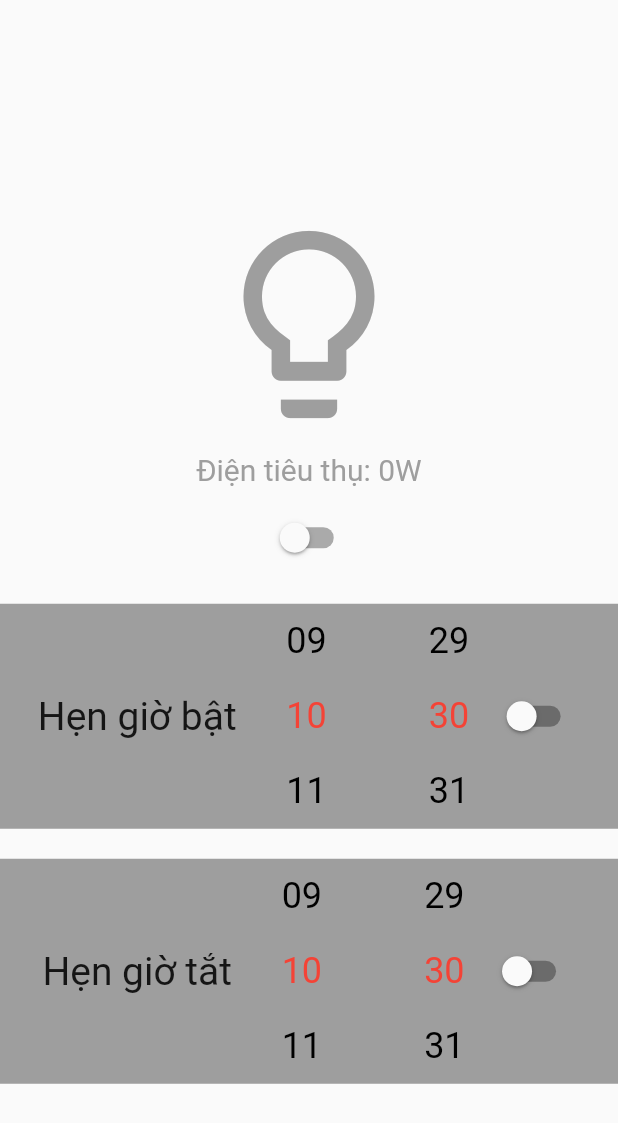
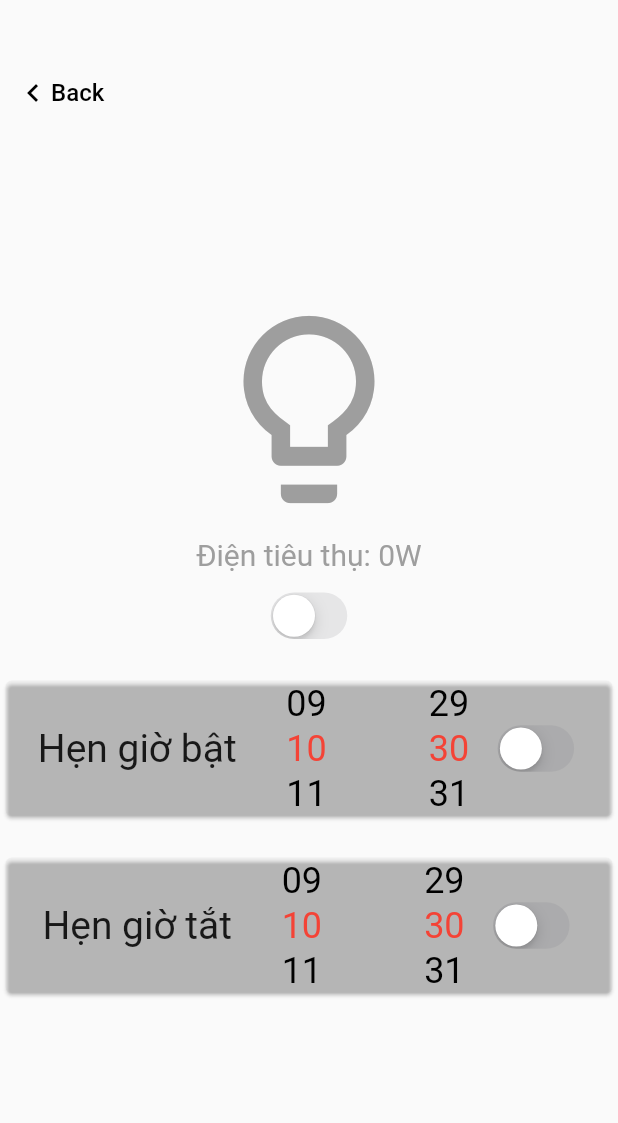
Before and after one commit to khanhlh21197/First-Flutter-Project, a Flutter app: the LightController screen opened directly with empty values, on a phone screen of 412 x 824 dp. Shown: the top 1123 px of the screen. Run offline on Flutter 3.47's test engine with Material 2 defaults, Android fonts, the phone set to English and light mode, and no system bars; drawn by our look-alikes of flutter_time_picker_spinner; our stand-ins replace floor, google_fonts, shared_preferences; missing offline and left inert: mqtt_client; accounts and stored records are empty.

Commit message:
edit light controller, add some mqtt function

```diff
--- a/lib/device/light_controller_page.dart
+++ b/lib/device/light_controller_page.dart
@@ -1,40 +1,67 @@
+import 'dart:convert';
+
 import 'package:flutter/cupertino.dart';
 import 'package:flutter/material.dart';
 import 'package:flutter_time_picker_spinner/flutter_time_picker_spinner.dart';
 import 'package:my_first_flutter_project/model/device.dart';
-
-import 'file:///E:/KhanhLH/AndroidStudioProjects/my_first_flutter_project/lib/helper/constants.dart'
-    as Constants;
+import 'package:my_first_flutter_project/model/lenh.dart';
 
 import '../helper/mqttClientWrapper.dart';
 
 class LightController extends StatefulWidget {
   final Device device;
+  final String iduser;
 
-  LightController(this.device);
+  LightController(this.device, this.iduser);
 
   @override
   State<StatefulWidget> createState() {
-    return _LightController(device);
+    return _LightController(device, iduser);
   }
 }
 
 class _LightController extends State<LightController> {
   MQTTClientWrapper mqttClientWrapper;
   final Device device;
+  final String iduser;
+
   DateTime _dateTimeOn = DateTime.now();
   DateTime _dateTimeOff = DateTime.now();
   bool _timerOnSwitch = false;
   bool _timerOffSwitch = false;
 
-  _LightController(this.device);
+  _LightController(this.device, this.iduser);
 
   @override
   void initState() {
     super.initState();
     mqttClientWrapper =
         MQTTClientWrapper(() => print('Success'), (message) => handle(message));
-    mqttClientWrapper.prepareMqttClient(Constants.mac);
+    mqttClientWrapper.prepareMqttClient('S${device.mathietbi}');
+  }
+
+  Widget _backButton() {
+    return InkWell(
+      onTap: () {
+        Navigator.pop(context);
+      },
+      child: Container(
+        padding: EdgeInsets.symmetric(horizontal: 10),
+        child: Row(
+          children: <Widget>[
+            Container(
+              padding: EdgeInsets.only(left: 0, top: 10, bottom: 10),
+              child: Icon(Icons.keyboard_arrow_left, color: Colors.black),
+            ),
+            Text('Back',
+                style: TextStyle(
+                    fontSize: 16,
+                    fontWeight: FontWeight.w500,
+                    color: Colors.black))
+          ],
+        ),
+      ),
+    );
   }
 
   @override
@@ -43,7 +70,10 @@ class _LightController extends State<LightController> {
     int w = 12;
 
     return Scaffold(
-      body: Container(
+        body: Stack(
+      children: <Widget>[
+        Positioned(top: 40, left: 0, child: _backButton()),
+        Container(
           height: height,
           child: Stack(
             children: <Widget>[
@@ -78,18 +108,28 @@ class _LightController extends State<LightController> {
                     Text('Điện tiêu thụ: ${device.isEnable ? w : 0}W',
                         style: TextStyle(
                             fontSize: 20,
-                          color: device.isEnable ? Colors.amber : Colors.grey)),
+                            color:
+                                device.isEnable ? Colors.amber : Colors.grey)),
                     SizedBox(height: 10),
-                  Switch(
+                    CupertinoSwitch(
                         value: device.isEnable,
                         onChanged: (_) {
                           setState(() {
                             device.isEnable = !device.isEnable;
+                            if (device.isEnable) {
+                              Lenh lenh = Lenh('bat', '', iduser);
+                              mqttClientWrapper.publishMessage(
+                                  'P${device.mathietbi}', jsonEncode(lenh));
+                            } else {
+                              Lenh lenh = Lenh('tat', '', iduser);
+                              mqttClientWrapper.publishMessage(
+                                  'P${device.mathietbi}', jsonEncode(lenh));
+                            }
                           });
                         }),
                     SizedBox(height: 20),
-                  Container(
-                    color: _timerOnSwitch ? Colors.greenAccent : Colors.grey,
+                    Card(
+                      color: _timerOnSwitch ? Colors.amber : Colors.transparent,
                       child: Row(
                         crossAxisAlignment: CrossAxisAlignment.center,
                         mainAxisAlignment: MainAxisAlignment.center,
@@ -105,19 +145,33 @@ class _LightController extends State<LightController> {
                           SizedBox(
                             width: 15,
                           ),
-                        Switch(
+                          CupertinoSwitch(
                               value: _timerOnSwitch,
                               onChanged: (_) {
                                 setState(() {
                                   _timerOnSwitch = !_timerOnSwitch;
+                                  String param =
+                                      '${_dateTimeOn.hour}&${_dateTimeOn.minute}';
+                                  if (_timerOnSwitch) {
+                                    Lenh lenh =
+                                        Lenh('hengiobat', param, iduser);
+                                    mqttClientWrapper.publishMessage(
+                                        'P${device.mathietbi}',
+                                        jsonEncode(lenh));
+                                  } else {
+                                    // Lenh lenh = Lenh('hengiotat', param, iduser);
+                                    // mqttClientWrapper.publishMessage(
+                                    //     'P${device.mathietbi}', jsonEncode(lenh));
+                                  }
                                 });
                               })
                         ],
                       ),
                     ),
                     SizedBox(height: 20),
-                  Container(
-                    color: _timerOffSwitch ? Colors.greenAccent : Colors.grey,
+                    Card(
+                      color:
+                          _timerOffSwitch ? Colors.amber : Colors.transparent,
                       child: Row(
                         crossAxisAlignment: CrossAxisAlignment.center,
                         mainAxisAlignment: MainAxisAlignment.center,
@@ -133,11 +187,24 @@ class _LightController extends State<LightController> {
                           SizedBox(
                             width: 15,
                           ),
-                        Switch(
+                          CupertinoSwitch(
                               value: _timerOffSwitch,
                               onChanged: (_) {
                                 setState(() {
                                   _timerOffSwitch = !_timerOffSwitch;
+                                  String param =
+                                      '${_dateTimeOff.hour}&${_dateTimeOff.minute}';
+                                  if (_timerOffSwitch) {
+                                    Lenh lenh =
+                                        Lenh('hengiobat', param, iduser);
+                                    mqttClientWrapper.publishMessage(
+                                        'P${device.mathietbi}',
+                                        jsonEncode(lenh));
+                                  } else {
+                                    // Lenh lenh = Lenh('hengiotat', param, iduser);
+                                    // mqttClientWrapper.publishMessage(
+                                    //     'P${device.mathietbi}', jsonEncode(lenh));
+                                  }
                                 });
                               })
                         ],
@@ -149,10 +216,13 @@ class _LightController extends State<LightController> {
             ],
           ),
         ),
-    );
+      ],
+    ));
   }
 
-  handle(String message) {}
+  handle(String message) {
+    print('Light Controller $message');
+  }
 
   Widget _timePicker(bool on) {
     return new TimePickerSpinner(
@@ -160,7 +230,7 @@ class _LightController extends State<LightController> {
       normalTextStyle: TextStyle(fontSize: 24, color: Colors.black),
       highlightedTextStyle: TextStyle(fontSize: 24, color: Colors.red),
       spacing: 50,
-      itemHeight: 50,
+      itemHeight: 30,
       isForce2Digits: true,
       onTimeChange: (time) {
         setState(() {
--- a/lib/main/home_page.dart
+++ b/lib/main/home_page.dart
@@ -434,7 +434,7 @@ class _HomePageState extends State<HomePage>
       onTap: () {
         Navigator.of(context).push(MaterialPageRoute(
             builder: (BuildContext context) =>
-                LightController(devices[index])));
+                LightController(devices[index], iduser)));
       },
     );
   }
```
Also changed, not shown: lib/device/add_device_page.dart (+5 -3 lines), lib/main/user_profile_page.dart (+8 -8 lines). Lines whose indentation alone changed are shown as unchanged.
